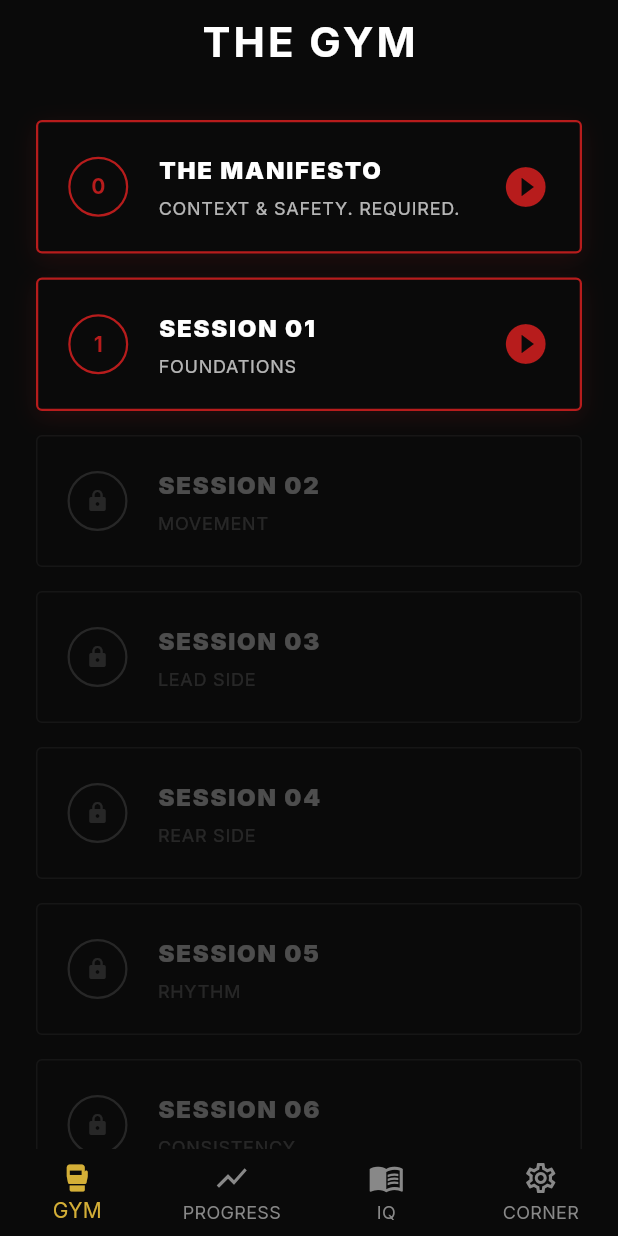
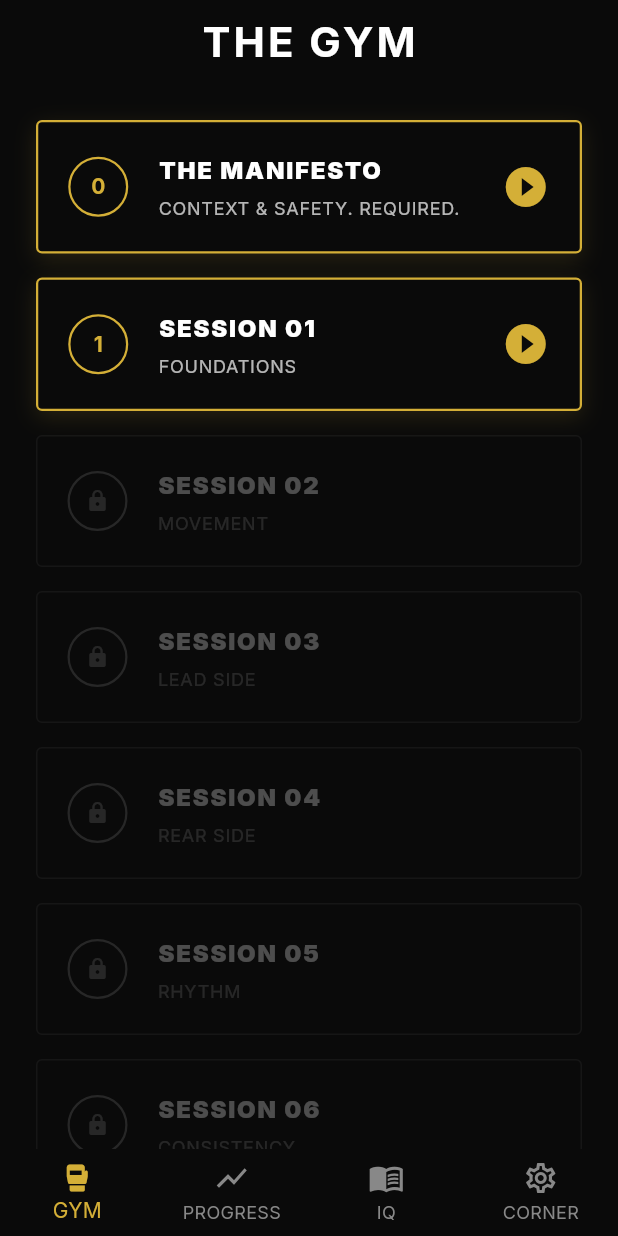
Before and after one commit to Missyrupert/sofa2slugger, a Flutter app: the GymScreen screen opened by its route, on a phone screen of 412 x 824 dp. Run offline on Flutter 3.47's test engine with Material 3 defaults, Android fonts, the phone set to English and light mode, and no system bars; our stand-ins replace flutter_animate, flutter_riverpod, go_router, google_fonts, just_audio, shared_preferences; missing offline and left inert: audio_session, dart:html; accounts and stored records are empty.

Commit message:
Final cleanup: Remove hardcoded red from GymScreen and ProgessBar, replace with Elite Gold

```diff
--- a/lib/screens/gym.dart
+++ b/lib/screens/gym.dart
@@ -39,13 +39,13 @@ class GymScreen extends ConsumerWidget {
                   decoration: BoxDecoration(
                     color: const Color(0xFF0A0A0A), // Obsidian Black
                     border: Border.all(
-                      color: isLocked ? Colors.white10 : const Color(0xFFB71C1C),
+                      color: isLocked ? Colors.white10 : theme.colorScheme.primary,
                       width: isLocked ? 1 : 1.5,
                     ),
                     borderRadius: BorderRadius.circular(4), // Sharp/Brutalist
                     boxShadow: isLocked ? [] : [
                       BoxShadow(
-                        color: const Color(0xFFB71C1C).withOpacity(0.15),
+                        color: theme.colorScheme.primary.withOpacity(0.15),
                         blurRadius: 12,
                         offset: const Offset(0, 4),
                       )
@@ -71,10 +71,10 @@ class GymScreen extends ConsumerWidget {
                               decoration: BoxDecoration(
                                 shape: BoxShape.circle,
                                 border: Border.all(
-                                  color: isLocked ? Colors.white24 : const Color(0xFFB71C1C),
+                                  color: isLocked ? Colors.white24 : theme.colorScheme.primary,
                                   width: 1.5,
                                 ),
-                                color: isCompleted ? const Color(0xFFB71C1C) : Colors.transparent,
+                                color: isCompleted ? theme.colorScheme.primary : Colors.transparent,
                               ),
                               child: Center(
                                 child: isLocked
@@ -83,8 +83,8 @@ class GymScreen extends ConsumerWidget {
                                     ? const Icon(Icons.check, size: 24, color: Colors.black)
                                     : Text(
                                         "${index}", // Session Number
-                                        style: const TextStyle(
-                                          color: Color(0xFFB71C1C),
+                                        style: TextStyle(
+                                          color: theme.colorScheme.primary,
                                           fontWeight: FontWeight.bold,
                                         ),
                                       ),
@@ -124,7 +124,7 @@ class GymScreen extends ConsumerWidget {
                             if (!isLocked)
                               Icon(
                                 Icons.play_circle_fill,
-                                color: const Color(0xFFB71C1C),
+                                color: theme.colorScheme.primary,
                                 size: 32,
                               ),
                           ],
--- a/lib/widgets/tape_progress_bar.dart
+++ b/lib/widgets/tape_progress_bar.dart
@@ -12,7 +12,7 @@ class TapeProgressBar extends StatelessWidget {
     required this.progress,
     this.height = 48.0,
     this.baseColor = const Color(0xFFE0E0E0), // White/creamy tape
-    this.progressColor = const Color(0xFFB71C1C), // Blood Red
+    this.progressColor = const Color(0xFFD4AF37), // Elite Gold
   });
 
   @override
```
